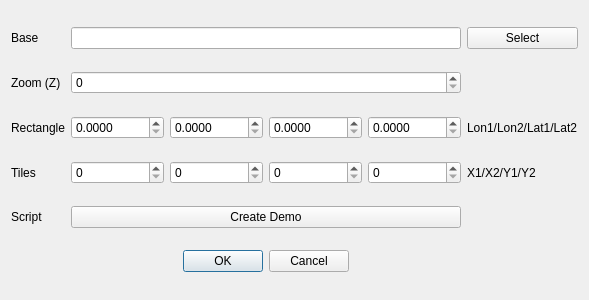
Before: the Qt Designer form UI/tiledialog.ui in hubertqtraf/QtOSMTraffic, drawn with Qt 5.
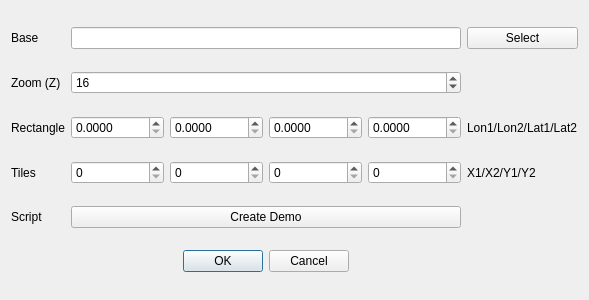
After: the same form once the commit is applied.

Commit message: tile dialog: set Z-level to 16

The edit to the form file:
```diff
--- a/UI/tiledialog.ui
+++ b/UI/tiledialog.ui
@@ -134,6 +134,9 @@
      <property name="maximum">
       <number>20</number>
      </property>
+     <property name="value">
+      <number>16</number>
+     </property>
     </widget>
    </item>
    <item row="3" column="1">
```
The commit also changes 2 other files.
